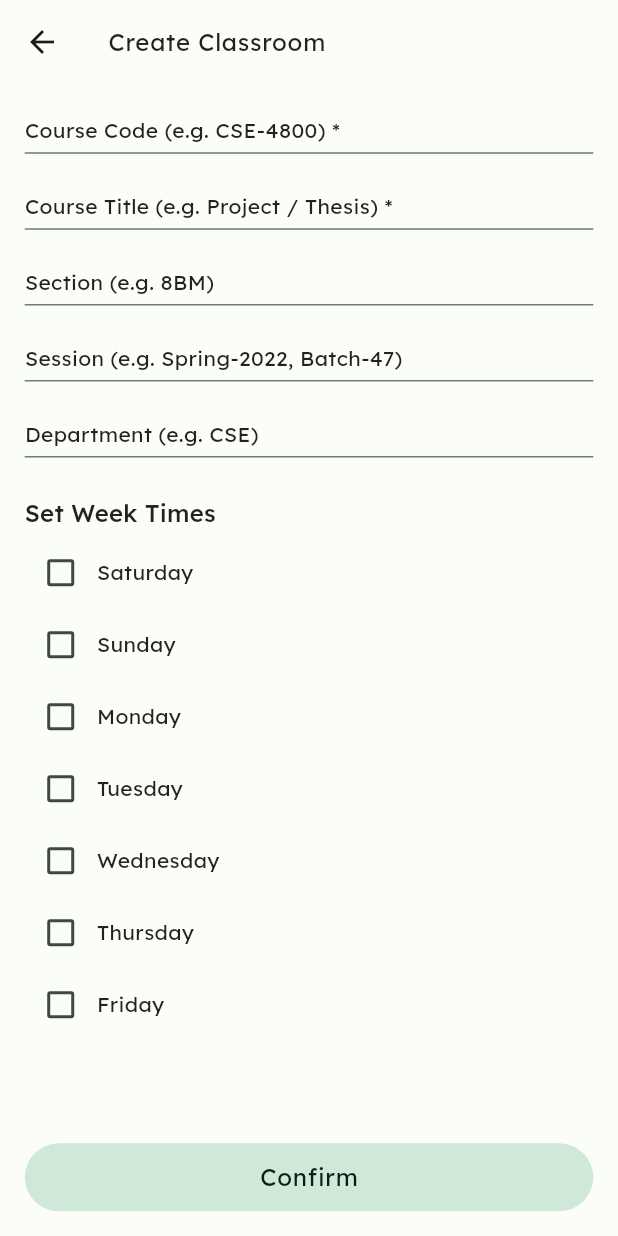
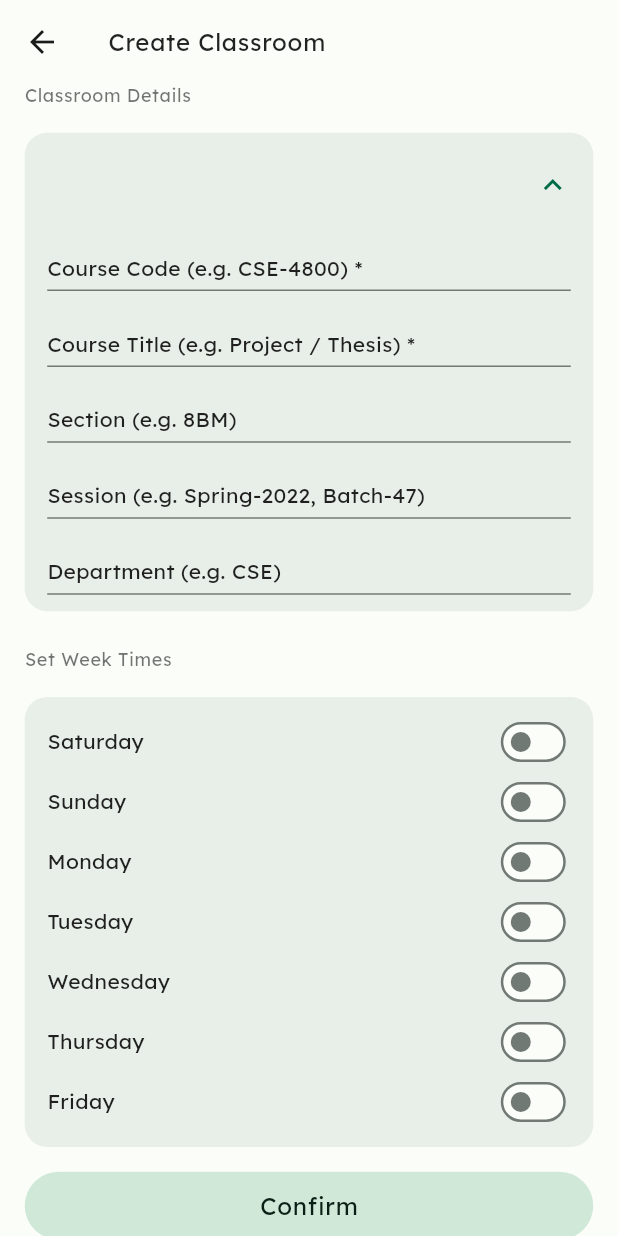
Before and after one commit to Riaz-27/visoattend, a Flutter app: the CreateEditClassroomPage screen opened directly, on a phone screen of 412 x 824 dp. Run offline on Flutter 3.47's test engine with Material 2 defaults, Android fonts, the light colour scheme and no system bars; our stand-ins replace camera, cloud_firestore, firebase_auth, firebase_core, firebase_storage, fluttertoast and 8 more; missing offline and left inert: dart:ffi, google_mlkit_face_detection, open_file_plus, tflite_flutter, tflite_flutter_helper_plus, tflite_flutter_plus; accounts and stored records are empty; generated files the repository leaves out were written again; network calls fail; statements that could not run were skipped.

Commit message:
classroom create and edit ui change

```diff
--- a/lib/controller/cloud_firestore_controller.dart
+++ b/lib/controller/cloud_firestore_controller.dart
@@ -678,4 +678,5 @@ class CloudFirestoreController extends GetxController {
     }
     return finalList;
   }
+
 }
--- a/lib/controller/leave_request_controller.dart
+++ b/lib/controller/leave_request_controller.dart
@@ -22,6 +22,10 @@ class LeaveRequestController extends GetxController {
   final _activeLeaveRequests = <LeaveRequestModel>[].obs;
 
   List<LeaveRequestModel> get activeLeaveRequests => _activeLeaveRequests;
+
+  final _pendingLeaveRequestsCount = 0.obs;
+
+  int get pendingLeaveRequestsCount => _pendingLeaveRequestsCount.value;
 
   final _leaveRequestsUser = <String, UserModel>{}.obs;
 
@@ -103,17 +107,24 @@ class LeaveRequestController extends GetxController {
         final fromDateTime = DateTime.parse(request.fromDate);
         final toDateTime = DateTime.parse(request.toDate);
         if (request.applicationStatus[currentClass.classroomId] == 'Approved' &&
-            now.isAfter(fromDateTime) && now.isBefore(toDateTime)) {
+            now.isAfter(fromDateTime) &&
+            now.isBefore(toDateTime)) {
           _activeLeaveRequests.add(request);
         }
       }
     }
-    if(userRole != 'Teacher') {
+    if (userRole != 'Teacher') {
       _classroomLeaveRequests.removeWhere((request) =>
           request.userAuthUid != cloudFirestoreController.currentUser.authUid);
     }
 
     _classroomLeaveRequests.sort((a, b) => b.dateTime.compareTo(a.dateTime));
+
+    _pendingLeaveRequestsCount.value = _classroomLeaveRequests
+        .where((request) =>
+            request.applicationStatus[currentClass.classroomId] == 'Pending')
+        .toList()
+        .length;
   }
 
   Future<void> changeApplicationStatus({
@@ -131,5 +142,7 @@ class LeaveRequestController extends GetxController {
 
     await cloudFirestoreController
         .updateLeaveRequestApplicationStatus(leaveRequest);
+
+    _pendingLeaveRequestsCount.value--;
   }
 }
--- a/lib/views/pages/create_edit_classroom_page.dart
+++ b/lib/views/pages/create_edit_classroom_page.dart
@@ -31,6 +31,8 @@ class CreateEditClassroomPage extends StatelessWidget {
     final sessionController = TextEditingController();
     final departmentController = TextEditingController();
     final roomNoController =
+        List.generate(7, (index) => TextEditingController());
+    final classCountController =
         List.generate(7, (index) => TextEditingController());
 
     final classroomController = Get.find<ClassroomController>();
@@ -66,6 +68,24 @@ class CreateEditClassroomPage extends StatelessWidget {
         }
       }
     }
+
+    final collapsedTitle = Column(
+      mainAxisSize: MainAxisSize.min,
+      crossAxisAlignment: CrossAxisAlignment.start,
+      children: [
+        Text(
+          courseTitleController.text,
+          style: textTheme.bodyMedium,
+        ),
+        Text(
+          courseCodeController.text,
+          style: textTheme.bodySmall,
+        ),
+      ],
+    );
+    const expandedTitle = SizedBox();
+
+    Widget title = collapsedTitle;
 
     return Scaffold(
       appBar: AppBar(
@@ -104,14 +124,40 @@ class CreateEditClassroomPage extends StatelessWidget {
             )
         ],
       ),
-      body: Padding(
+      body: SingleChildScrollView(
+        child: Padding(
           padding: EdgeInsets.symmetric(horizontal: height * percentGapSmall),
           child: Column(
             crossAxisAlignment: CrossAxisAlignment.stretch,
             mainAxisSize: MainAxisSize.min,
             children: [
+              Text('Classroom Details', style: textTheme.bodySmall),
+              verticalGap(height * percentGapSmall),
+              AnimatedContainer(
+                duration: const Duration(milliseconds: 200),
+                decoration: BoxDecoration(
+                    borderRadius: BorderRadius.circular(15),
+                    color: colorScheme.surfaceVariant.withOpacity(0.6)),
+                padding: const EdgeInsets.symmetric(vertical: 10, horizontal: 15),
+                child: ListTileTheme(
+                  contentPadding: EdgeInsets.zero,
+                  minVerticalPadding: 0,
+                  dense: true,
+                  child: Theme(
+                    data: Get.theme.copyWith(dividerColor: Colors.transparent),
+                    child: ExpansionTile(
+                      initiallyExpanded: !isEdit,
+                      tilePadding: EdgeInsets.zero,
+                      childrenPadding: EdgeInsets.zero,
+                      title: title,
+                      onExpansionChanged: (value) {
+                        if(title == expandedTitle){
+
+                        }
+                      },
+                      children: [
                         TextField(
-              enabled: isEdit && userRole == 'CR'? false: true,
+                          enabled: isEdit && userRole == 'CR' ? false : true,
                           controller: courseCodeController,
                           decoration: InputDecoration(
                             labelText: 'Course Code (e.g. CSE-4800) *',
@@ -122,7 +168,7 @@ class CreateEditClassroomPage extends StatelessWidget {
                         ),
                         verticalGap(height * percentGapVerySmall),
                         TextField(
-              enabled: isEdit && userRole == 'CR'? false: true,
+                          enabled: isEdit && userRole == 'CR' ? false : true,
                           controller: courseTitleController,
                           decoration: InputDecoration(
                             labelText: 'Course Title (e.g. Project / Thesis) *',
@@ -161,25 +207,39 @@ class CreateEditClassroomPage extends StatelessWidget {
                             alignLabelWithHint: true,
                           ),
                         ),
+                      ],
+                    ),
+                  ),
+                ),
+              ),
               verticalGap(height * percentGapMedium),
               Text(
                 'Set Week Times',
-              style: Get.textTheme.titleMedium,
+                style: textTheme.bodySmall,
               ),
-            verticalGap(height * percentGapVerySmall),
-            Expanded(
+              verticalGap(height * percentGapSmall),
+              Flexible(
+                child: AnimatedContainer(
+                  duration: const Duration(milliseconds: 200),
+                  padding:
+                      const EdgeInsets.symmetric(vertical: 10, horizontal: 15),
+                  decoration: BoxDecoration(
+                      borderRadius: BorderRadius.circular(15),
+                      color: colorScheme.surfaceVariant.withOpacity(0.6)),
                   child: ListView.builder(
                     shrinkWrap: true,
+                    physics: const NeverScrollableScrollPhysics(),
                     itemCount: 7,
                     itemBuilder: (context, index) {
                       return _buildWeekTimeList(context, index, roomNoController);
                     },
                   ),
                 ),
+              ),
+              verticalGap(height * percentGapSmall),
               Padding(
                 padding: EdgeInsets.only(bottom: height * percentGapSmall),
-              child:
-              CustomButton(
+                child: CustomButton(
                   height: height * 0.055,
                   backgroundColor: Get.theme.colorScheme.secondaryContainer,
                   textColor: Get.theme.colorScheme.onSecondaryContainer,
@@ -195,12 +255,12 @@ class CreateEditClassroomPage extends StatelessWidget {
                       classroom.courseTitle = courseTitleController.text.trim();
                       classroom.session = sessionController.text.trim();
                       classroom.section = sectionController.text.trim();
-                    classroom.weekTimes =
-                        classroomController.selectedWeekTimes;
+                      classroom.weekTimes = classroomController.selectedWeekTimes;
                       await classroomController.updateClassroom(classroom);
                       Get.back();
                       Get.back();
-                    Get.to(() => DetailedClassroomPage(classroomData: classroom));
+                      Get.to(
+                          () => DetailedClassroomPage(classroomData: classroom));
                     } else if (!isEdit) {
                       await classroomController.createNewClassroom(
                         courseCode: courseCode,
@@ -215,6 +275,7 @@ class CreateEditClassroomPage extends StatelessWidget {
                 ),
               ),
             ],
+          ),
         ),
       ),
     );
@@ -380,24 +441,29 @@ Widget _buildWeekTimeList(
           mainAxisAlignment: MainAxisAlignment.start,
           crossAxisAlignment: CrossAxisAlignment.center,
           children: [
-            Checkbox(
+            Text(weekName),
+            const Spacer(),
+            SizedBox(
+              height: 40,
+              child: FittedBox(
+                fit: BoxFit.fill,
+                child: Switch.adaptive(
                   value: classroomController.selectedWeeks[index],
                   onChanged: (value) {
-                classroomController.selectedWeeks[index] = value ?? false;
-                classroomController.selectedWeekTimes[weekName]['startTime'] =
-                    'Off Day';
+                    classroomController.selectedWeeks[index] = value;
+                    classroomController.selectedWeekTimes[weekName]
+                        ['startTime'] = 'Off Day';
                     classroomController.selectedWeekTimes[weekName]['endTime'] =
                         'Off Day';
-                classroomController.selectedWeekTimes[weekName]['room'] = '';
                     classroomController.selectedStartTimes[index] = 'Off Day';
                     classroomController.selectedEndTimes[index] = 'Off Day';
-                if (value != null && value) {
+                    if (value) {
                       _selectTime(context, index);
                     }
                   },
                 ),
-            Text(weekName),
-            horizontalGap(width * percentGapSmall),
+              ),
+            ),
             // Obx(() {
             //   return ElevatedButton(
             //     onPressed:
```
Also changed, not shown: lib/views/pages/classroom_pages/leave_request_page.dart (+7 -46 lines), lib/views/pages/detailed_classroom_page.dart (+15 -5 lines). Lines whose indentation alone changed are shown as unchanged.
